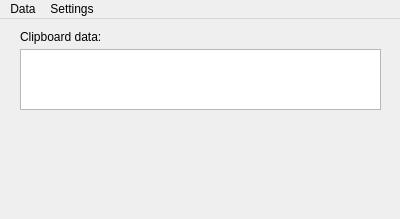
Old version of the form SharePaste/mainwindow.ui in the repository Thandorcat/SharePaste.
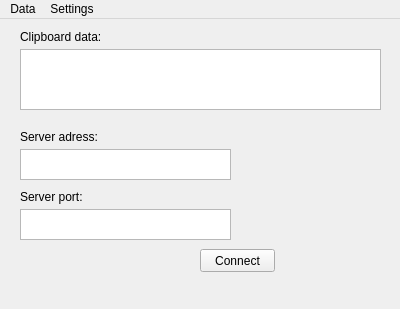
New version of the form.

Commit message: Alpha. Server:Created, receiving and displaying message Connecting to server and sending copied text.

Patch:
```diff
--- a/SharePaste/mainwindow.ui
+++ b/SharePaste/mainwindow.ui
@@ -7,7 +7,7 @@
     <x>0</x>
     <y>0</y>
     <width>400</width>
-    <height>219</height>
+    <height>309</height>
    </rect>
   </property>
   <property name="windowTitle">
@@ -49,6 +49,65 @@
      <string>Clipboard data:</string>
     </property>
    </widget>
+   <widget class="QLabel" name="label_2">
+    <property name="geometry">
+     <rect>
+      <x>20</x>
+      <y>110</y>
+      <width>81</width>
+      <height>16</height>
+     </rect>
+    </property>
+    <property name="text">
+     <string>Server adress:</string>
+    </property>
+   </widget>
+   <widget class="QLabel" name="label_3">
+    <property name="geometry">
+     <rect>
+      <x>20</x>
+      <y>170</y>
+      <width>81</width>
+      <height>16</height>
+     </rect>
+    </property>
+    <property name="text">
+     <string>Server port:</string>
+    </property>
+   </widget>
+   <widget class="QPushButton" name="connectButton">
+    <property name="geometry">
+     <rect>
+      <x>200</x>
+      <y>230</y>
+      <width>75</width>
+      <height>23</height>
+     </rect>
+    </property>
+    <property name="text">
+     <string>Connect</string>
+    </property>
+   </widget>
+   <widget class="QTextEdit" name="adressField">
+    <property name="geometry">
+     <rect>
+      <x>20</x>
+      <y>130</y>
+      <width>211</width>
+      <height>31</height>
+     </rect>
+    </property>
+   </widget>
+   <widget class="QTextEdit" name="portField">
+    <property name="geometry">
+     <rect>
+      <x>20</x>
+      <y>190</y>
+      <width>211</width>
+      <height>31</height>
+     </rect>
+    </property>
+   </widget>
   </widget>
   <widget class="QMenuBar" name="menuBar">
    <property name="geometry">
```
The commit also changes 13 other files.
